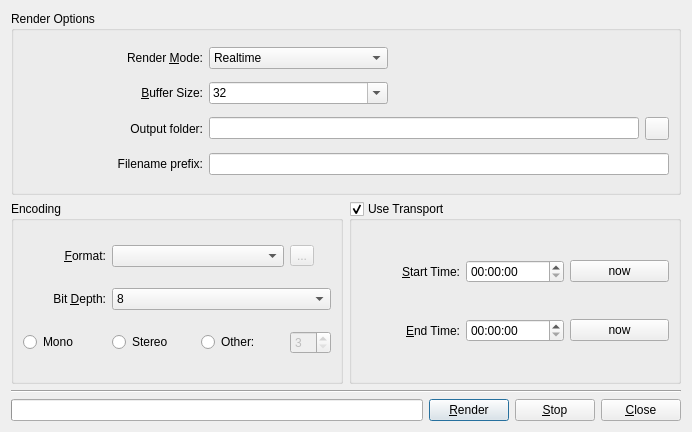
Old version of the form resources/ui/mainwindow.ui in the repository SpotlightKid/qjackcapture.
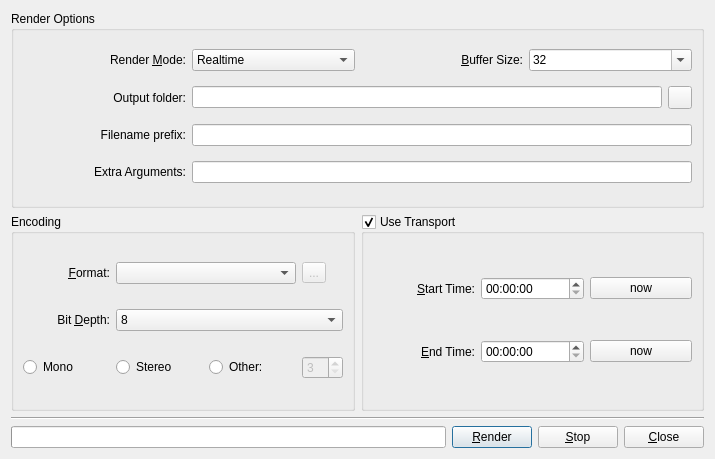
New version of the form. Icons and pictures are not drawn.

Commit message: Add setting for extra arguments for jack_capture

```diff
--- a/resources/ui/mainwindow.ui
+++ b/resources/ui/mainwindow.ui
@@ -6,8 +6,8 @@
    <rect>
     <x>0</x>
     <y>0</y>
-    <width>692</width>
-    <height>432</height>
+    <width>715</width>
+    <height>459</height>
    </rect>
   </property>
   <property name="windowTitle">
@@ -27,45 +27,6 @@
       <string>Encoding</string>
      </property>
      <layout class="QGridLayout" name="gridLayout">
-      <item row="0" column="0">
-       <widget class="QLabel" name="label_6">
-        <property name="text">
-         <string>&amp;Format:</string>
-        </property>
-        <property name="alignment">
-         <set>Qt::AlignRight|Qt::AlignTrailing|Qt::AlignVCenter</set>
-        </property>
-        <property name="buddy">
-         <cstring>cb_format</cstring>
-        </property>
-       </widget>
-      </item>
-      <item row="0" column="1" colspan="2">
-       <widget class="QComboBox" name="cb_format"/>
-      </item>
-      <item row="0" column="3">
-       <widget class="QToolButton" name="tb_format">
-        <property name="enabled">
-         <bool>false</bool>
-        </property>
-        <property name="text">
-         <string>...</string>
-        </property>
-       </widget>
-      </item>
-      <item row="1" column="0">
-       <widget class="QLabel" name="label_7">
-        <property name="text">
-         <string>Bit &amp;Depth:</string>
-        </property>
-        <property name="alignment">
-         <set>Qt::AlignRight|Qt::AlignTrailing|Qt::AlignVCenter</set>
-        </property>
-        <property name="buddy">
-         <cstring>cb_depth</cstring>
-        </property>
-       </widget>
-      </item>
       <item row="1" column="1" colspan="3">
        <widget class="QComboBox" name="cb_depth">
         <item>
@@ -95,27 +56,6 @@
         </item>
        </widget>
       </item>
-      <item row="2" column="0">
-       <widget class="QRadioButton" name="rb_mono">
-        <property name="text">
-         <string>Mono</string>
-        </property>
-       </widget>
-      </item>
-      <item row="2" column="1">
-       <widget class="QRadioButton" name="rb_stereo">
-        <property name="text">
-         <string>Stereo</string>
-        </property>
-       </widget>
-      </item>
-      <item row="2" column="2">
-       <widget class="QRadioButton" name="rb_outro">
-        <property name="text">
-         <string>Other:</string>
-        </property>
-       </widget>
-      </item>
       <item row="2" column="3">
        <widget class="QSpinBox" name="sb_channels">
         <property name="enabled">
@@ -126,6 +66,66 @@
         </property>
        </widget>
       </item>
+      <item row="0" column="3">
+       <widget class="QToolButton" name="tb_format">
+        <property name="enabled">
+         <bool>false</bool>
+        </property>
+        <property name="text">
+         <string>...</string>
+        </property>
+       </widget>
+      </item>
+      <item row="0" column="1" colspan="2">
+       <widget class="QComboBox" name="cb_format"/>
+      </item>
+      <item row="2" column="2">
+       <widget class="QRadioButton" name="rb_outro">
+        <property name="text">
+         <string>Other:</string>
+        </property>
+       </widget>
+      </item>
+      <item row="2" column="1">
+       <widget class="QRadioButton" name="rb_stereo">
+        <property name="text">
+         <string>Stereo</string>
+        </property>
+       </widget>
+      </item>
+      <item row="1" column="0">
+       <widget class="QLabel" name="lbl_bitdepth">
+        <property name="text">
+         <string>Bit &amp;Depth:</string>
+        </property>
+        <property name="alignment">
+         <set>Qt::AlignRight|Qt::AlignTrailing|Qt::AlignVCenter</set>
+        </property>
+        <property name="buddy">
+         <cstring>cb_depth</cstring>
+        </property>
+       </widget>
+      </item>
+      <item row="0" column="0">
+       <widget class="QLabel" name="lbl_format">
+        <property name="text">
+         <string>&amp;Format:</string>
+        </property>
+        <property name="alignment">
+         <set>Qt::AlignRight|Qt::AlignTrailing|Qt::AlignVCenter</set>
+        </property>
+        <property name="buddy">
+         <cstring>cb_format</cstring>
+        </property>
+       </widget>
+      </item>
+      <item row="2" column="0">
+       <widget class="QRadioButton" name="rb_mono">
+        <property name="text">
+         <string>Mono</string>
+        </property>
+       </widget>
+      </item>
      </layout>
     </widget>
    </item>
@@ -189,7 +189,7 @@
      </property>
      <layout class="QGridLayout" name="gridLayout_4">
       <item row="0" column="0">
-       <widget class="QLabel" name="label_4">
+       <widget class="QLabel" name="lbl_start_time">
         <property name="text">
          <string>&amp;Start Time:</string>
         </property>
@@ -209,7 +209,7 @@
        </widget>
       </item>
       <item row="1" column="0">
-       <widget class="QLabel" name="label_5">
+       <widget class="QLabel" name="lbl_end_time">
         <property name="text">
          <string>&amp;End Time:</string>
         </property>
@@ -251,17 +251,14 @@
       <string>Render Options</string>
      </property>
      <layout class="QGridLayout" name="gridLayout_2">
-      <item row="0" column="0">
-       <widget class="QLabel" name="label">
+      <item row="4" column="0">
+       <widget class="QLabel" name="lbl_extra_args">
         <property name="text">
-         <string>Render &amp;Mode:</string>
+         <string>Extra Arguments:</string>
         </property>
         <property name="alignment">
          <set>Qt::AlignRight|Qt::AlignTrailing|Qt::AlignVCenter</set>
         </property>
-        <property name="buddy">
-         <cstring>cb_render_mode</cstring>
-        </property>
        </widget>
       </item>
       <item row="0" column="1">
@@ -278,27 +275,14 @@
         </item>
        </widget>
       </item>
-      <item row="0" column="2">
-       <spacer name="horizontalSpacer">
-        <property name="orientation">
-         <enum>Qt::Horizontal</enum>
-        </property>
-        <property name="sizeType">
-         <enum>QSizePolicy::Fixed</enum>
-        </property>
-        <property name="sizeHint" stdset="0">
-         <size>
-          <width>275</width>
-          <height>20</height>
-         </size>
-        </property>
-       </spacer>
-      </item>
-      <item row="1" column="1">
+      <item row="0" column="3">
        <widget class="QComboBox" name="cb_buffer_size">
         <property name="editable">
          <bool>true</bool>
         </property>
+        <property name="frame">
+         <bool>true</bool>
+        </property>
         <item>
          <property name="text">
           <string>32</string>
@@ -346,24 +330,41 @@
         </item>
        </widget>
       </item>
-      <item row="1" column="2">
-       <spacer name="horizontalSpacer_2">
-        <property name="orientation">
-         <enum>Qt::Horizontal</enum>
+      <item row="2" column="0">
+       <widget class="QLabel" name="lbl_output">
+        <property name="text">
+         <string>Output folder:</string>
         </property>
-        <property name="sizeType">
-         <enum>QSizePolicy::Fixed</enum>
+        <property name="alignment">
+         <set>Qt::AlignRight|Qt::AlignTrailing|Qt::AlignVCenter</set>
         </property>
-        <property name="sizeHint" stdset="0">
-         <size>
-          <width>275</width>
-          <height>20</height>
-         </size>
+       </widget>
+      </item>
+      <item row="0" column="0">
+       <widget class="QLabel" name="lbl_render_mode">
+        <property name="text">
+         <string>Render &amp;Mode:</string>
         </property>
-       </spacer>
+        <property name="alignment">
+         <set>Qt::AlignRight|Qt::AlignTrailing|Qt::AlignVCenter</set>
+        </property>
+        <property name="buddy">
+         <cstring>cb_render_mode</cstring>
+        </property>
+       </widget>
       </item>
-      <item row="1" column="0">
-       <widget class="QLabel" name="label_2">
+      <item row="3" column="0">
+       <widget class="QLabel" name="lbl_filename">
+        <property name="text">
+         <string>Filename prefix:</string>
+        </property>
+        <property name="alignment">
+         <set>Qt::AlignRight|Qt::AlignTrailing|Qt::AlignVCenter</set>
+        </property>
+       </widget>
+      </item>
+      <item row="0" column="2">
+       <widget class="QLabel" name="lbl_bufsize">
         <property name="text">
          <string>&amp;Buffer Size:</string>
         </property>
@@ -375,18 +376,25 @@
         </property>
        </widget>
       </item>
-      <item row="2" column="0">
-       <widget class="QLabel" name="label_3">
+      <item row="3" column="1" colspan="3">
+       <widget class="QLineEdit" name="le_prefix">
         <property name="text">
-         <string>Output folder:</string>
+         <string/>
         </property>
-        <property name="alignment">
-         <set>Qt::AlignRight|Qt::AlignTrailing|Qt::AlignVCenter</set>
+       </widget>
+      </item>
+      <item row="4" column="1" colspan="3">
+       <widget class="QLineEdit" name="le_extra_args">
+        <property name="text">
+         <string/>
         </property>
        </widget>
       </item>
-      <item row="2" column="1" colspan="2">
-       <layout class="QHBoxLayout" name="horizontalLayout">
+      <item row="2" column="1" colspan="3">
+       <layout class="QHBoxLayout" name="horizontalLayout" stretch="0,0">
+        <property name="leftMargin">
+         <number>0</number>
+        </property>
         <item>
          <widget class="QLineEdit" name="le_folder"/>
         </item>
@@ -403,23 +411,6 @@
         </item>
        </layout>
       </item>
-      <item row="3" column="1" colspan="2">
-       <widget class="QLineEdit" name="le_prefix">
-        <property name="text">
-         <string/>
-        </property>
-       </widget>
-      </item>
-      <item row="3" column="0">
-       <widget class="QLabel" name="label_8">
-        <property name="text">
-         <string>Filename prefix:</string>
-        </property>
-        <property name="alignment">
-         <set>Qt::AlignRight|Qt::AlignTrailing|Qt::AlignVCenter</set>
-        </property>
-       </widget>
-      </item>
      </layout>
     </widget>
    </item>
```
The commit also changes 1 other file.
